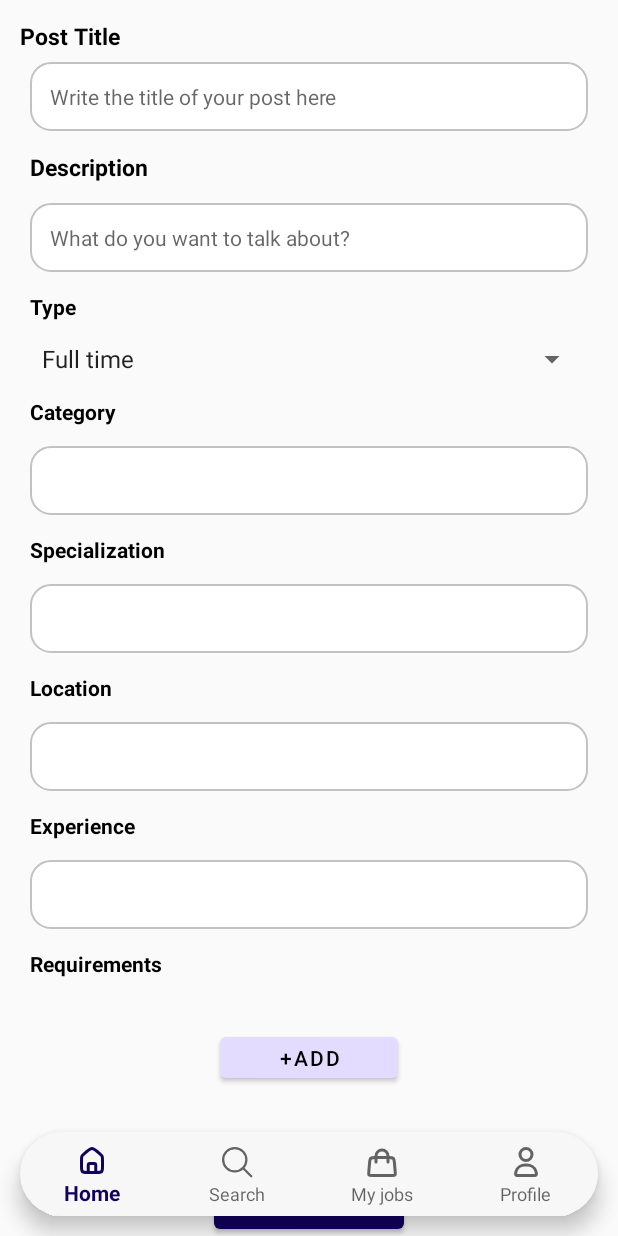
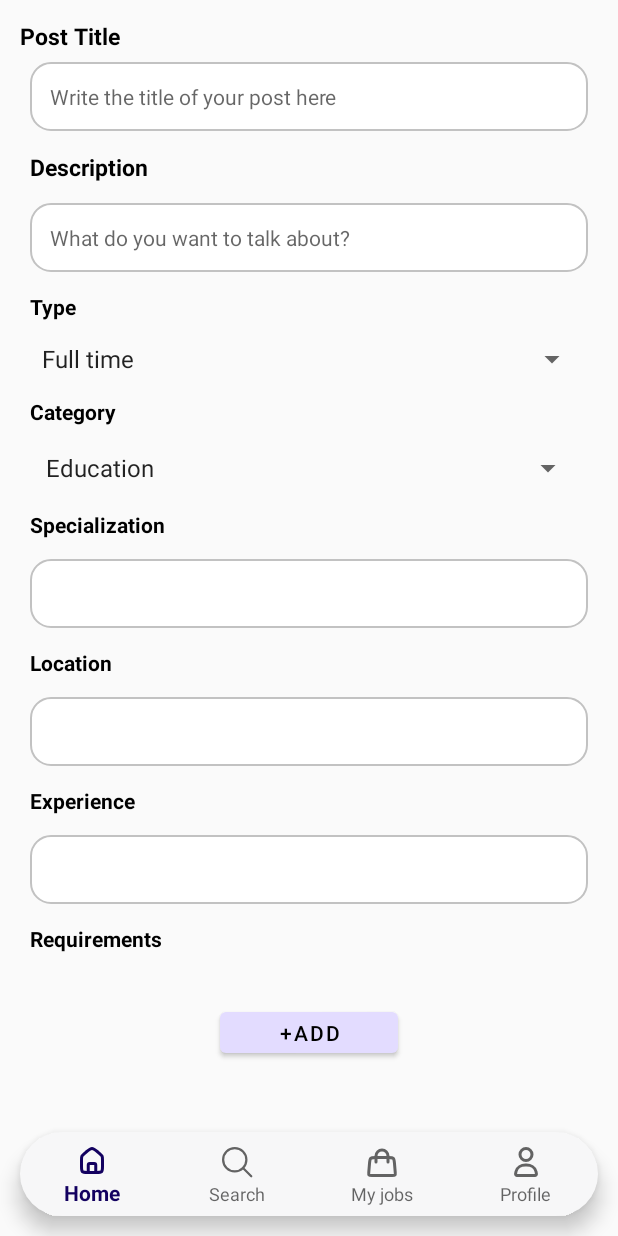
Before and after one commit to meaadj1/JAPP, an Android app: the SavedJobsFragment screen opened through its navigation route, on a phone screen of 412 x 824 dp. Run offline under Robolectric (Android 15) with nearby library versions, the phone set to English and light mode, and no system bars; our stand-ins replace Firebase (no records; nobody signed in at launch, a user with empty details on screens opened directly), sdp/ssp sizes.

Commit message:
version 9-1-2023

```diff
--- a/app/src/main/res/layout/fragment_profile.xml
+++ b/app/src/main/res/layout/fragment_profile.xml
@@ -55,7 +55,6 @@
                 app:layout_constraintTop_toBottomOf="@id/tv_profile" />
 
         </androidx.constraintlayout.widget.ConstraintLayout>
-
 
         <com.google.android.material.button.MaterialButton
             android:id="@+id/btn_edit"
@@ -534,7 +533,7 @@
                     android:layout_gravity="center"
                     android:layout_marginStart="@dimen/_35sdp"
                     android:background="@drawable/button_bg"
-                    android:inputType="textPersonName"
+                    android:inputType="phone"
                     android:padding="@dimen/_3sdp"
                     android:textColor="@color/blue"
                     android:textSize="@dimen/_10ssp"
--- a/app/src/main/res/layout/fragment_saved_jobs.xml
+++ b/app/src/main/res/layout/fragment_saved_jobs.xml
@@ -86,15 +86,13 @@
                 android:textColor="@color/black"
                 android:textStyle="bold" />
 
-            <com.google.android.material.textfield.TextInputEditText
-                android:id="@+id/edt_category"
+            <Spinner
+                android:id="@+id/spinner_category"
                 android:layout_width="match_parent"
                 android:layout_height="wrap_content"
-                android:layout_margin="@dimen/_5sdp"
-                android:background="@drawable/edt_bg"
-                android:padding="@dimen/_10sdp"
-                android:textColor="@color/blue"
-                android:textSize="@dimen/_11ssp" />
+                android:gravity="center"
+                android:layout_margin="@dimen/_7sdp"
+                android:entries="@array/categories"/>
 
             <TextView
                 android:layout_width="wrap_content"
--- a/app/src/main/res/values/strings.xml
+++ b/app/src/main/res/values/strings.xml
@@ -135,10 +135,18 @@
     <string name="not_found">Not found</string>
     <string name="not_found_notifications">Not found notifications</string>
     <string name="not_found_jobs">Not found Jobs</string>
+    <string name="edit">Edit</string>
 
     <string-array name="type">
         <item>Full time</item>
         <item>Part time</item>
     </string-array>
 
+    <string-array name="categories">
+        <item>Education</item>
+        <item>Finance</item>
+        <item>Restaurant</item>
+        <item>Programming</item>
+        <item>Health</item>
+    </string-array>
 </resources>
```
Also changed, not shown: app/src/main/java/com/example/japp/ui/fragment/profile/ProfileFragment.java (+16 -0 lines), app/src/main/java/com/example/japp/ui/fragment/saved_jobs/SavedJobsFragment.java (+38 -15 lines), app/src/main/res/layout/pending_item.xml (+7 -1 lines), 1 other file.
